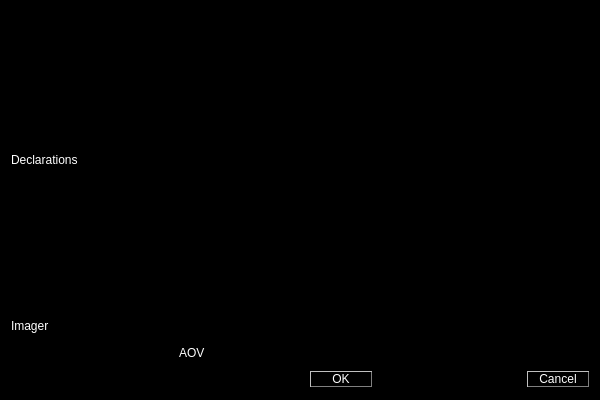
First picture: the form in src/application-qt4/rib_block.ui, repository luisbarrancos/shrimp, before the edit.
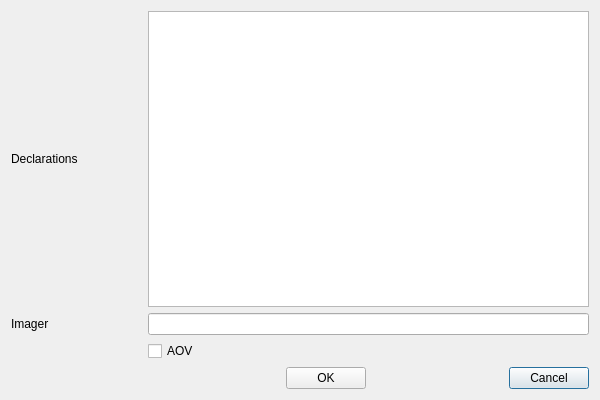
Second picture: the form after the edit.

Commit message: ENH: integrated Luis theme and moved all styles to qt/stylesheet.qss file

```diff
--- a/src/application-qt4/rib_block.ui
+++ b/src/application-qt4/rib_block.ui
@@ -14,20 +14,13 @@
    <string>Edit RIB</string>
   </property>
   <property name="styleSheet">
-   <string notr="true">background-color: black;</string>
+   <string notr="true"/>
   </property>
   <layout class="QGridLayout" name="gridLayout">
    <item row="3" column="4">
     <widget class="QPushButton" name="cancelButton">
      <property name="styleSheet">
-      <string notr="true">QPushButton {
-  color: white;
-  background-color: black;
-  border-style: outset;
-  border-width: 1px;
-  border-color: gray;
-  min-width: 60px;
- }</string>
+      <string notr="true"/>
      </property>
      <property name="text">
       <string>Cancel</string>
@@ -50,14 +43,7 @@
    <item row="3" column="2">
     <widget class="QPushButton" name="okButton">
      <property name="styleSheet">
-      <string notr="true">QPushButton {
-  color: white;
-  background-color: black;
-  border-style: outset;
-  border-width: 1px;
-  border-color: gray;
-  min-width: 60px;
- }</string>
+      <string notr="true"/>
      </property>
      <property name="text">
       <string>OK</string>
@@ -93,7 +79,7 @@
    <item row="2" column="1" colspan="3">
     <widget class="QCheckBox" name="aovCheckBox">
      <property name="styleSheet">
-      <string notr="true">color: white;</string>
+      <string notr="true"/>
      </property>
      <property name="text">
       <string>AOV</string>
@@ -103,21 +89,21 @@
    <item row="1" column="1" colspan="4">
     <widget class="QLineEdit" name="imagerLineEdit">
      <property name="styleSheet">
-      <string notr="true">color: white;</string>
+      <string notr="true"/>
      </property>
     </widget>
    </item>
    <item row="0" column="1" colspan="4">
     <widget class="QPlainTextEdit" name="declarationsTextEdit">
      <property name="styleSheet">
-      <string notr="true">color: white;</string>
+      <string notr="true"/>
      </property>
     </widget>
    </item>
    <item row="0" column="0">
     <widget class="QLabel" name="label">
      <property name="styleSheet">
-      <string notr="true">color: white;</string>
+      <string notr="true"/>
      </property>
      <property name="text">
       <string>Declarations</string>
@@ -127,7 +113,7 @@
    <item row="1" column="0">
     <widget class="QLabel" name="label_2">
      <property name="styleSheet">
-      <string notr="true">color: white;</string>
+      <string notr="true"/>
      </property>
      <property name="text">
       <string>Imager</string>
```
The commit also changes 11 other files.
